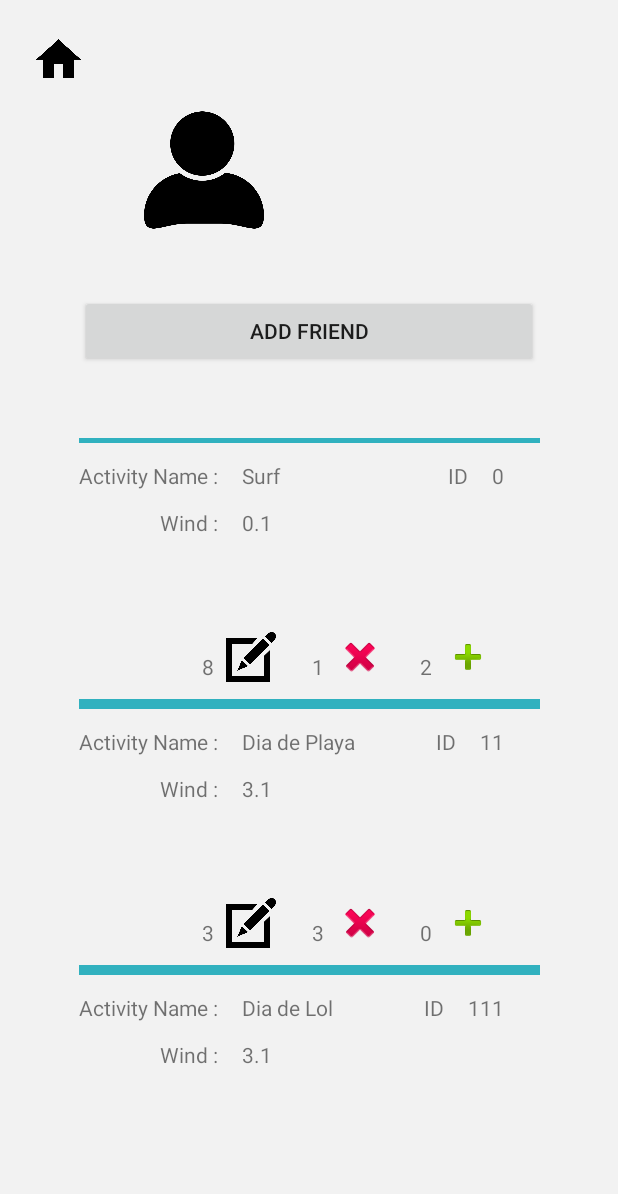
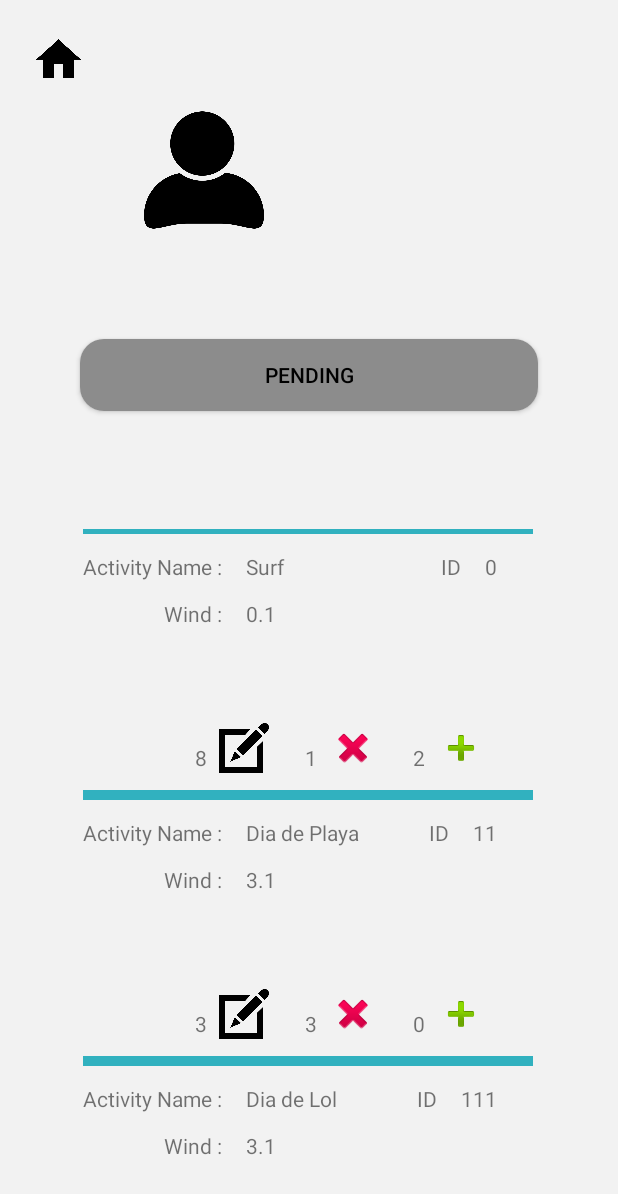
Before and after one commit to ssanjogo/Weadives, an Android app: the PantallaPerfilAmigo screen opened directly, with no data from a screen before it, after a tap on an icon or button, on a phone screen of 412 x 824 dp. Shown: the top 1194 px of the screen. Run offline under Robolectric (Android 15) with nearby library versions, the phone set to English and light mode, and no system bars; our stand-ins replace Firebase (no records; nobody signed in at launch, a user with empty details on screens opened directly); 3 other taps on this screen came first.

Commit message:
Algun que otro ajuste, listas de amigos en proceso

```diff
--- a/app/src/main/java/com/example/weadives/AreaUsuario/AreaUsuario.java
+++ b/app/src/main/java/com/example/weadives/AreaUsuario/AreaUsuario.java
@@ -38,7 +38,6 @@ public class AreaUsuario extends AppCompatActivity {
         txt_nombrePerfil = findViewById(R.id.txt_nombrePerfil);
         etT_buscarPorCodigo = findViewById(R.id.etT_buscarPorCodigo);
         btn_home4 = findViewById(R.id.btn_home4);
-        btn_añadir = findViewById(R.id.btn_añadir);
         img_perfil = findViewById(R.id.img_perfil);
         rv_llistaUsuarios = findViewById(R.id.rv_llistaUsuarios);
         ConstraintLayout constraintLayout = findViewById(R.id.constraintLayout);
--- a/app/src/main/java/com/example/weadives/AreaUsuario/UserListAdapter.java
+++ b/app/src/main/java/com/example/weadives/AreaUsuario/UserListAdapter.java
@@ -58,7 +58,8 @@ public class UserListAdapter extends RecyclerView.Adapter<UserListAdapter.UserLi
             @Override
             public void onClick(View view) {
                 Intent intent = new Intent(context, PantallaPerfilAmigo.class);
-                intent.putExtra("username",userClassList.get(position).getUsername());
+                intent.putExtra("username", userClassList.get(position).getUsername());
+                intent.putExtra("id", userClassList.get(position).getId());
                 context.startActivity(intent);
             }
         });
--- a/app/src/main/java/com/example/weadives/PantallaPerfilAmigo/PantallaPerfilAmigo.java
+++ b/app/src/main/java/com/example/weadives/PantallaPerfilAmigo/PantallaPerfilAmigo.java
@@ -1,6 +1,9 @@
 package com.example.weadives.PantallaPerfilAmigo;
 
+import android.content.Context;
 import android.content.Intent;
+import android.content.SharedPreferences;
+import android.content.res.Resources;
 import android.os.Bundle;
 import android.view.View;
 import android.widget.Button;
@@ -11,6 +14,9 @@ import androidx.appcompat.app.AppCompatActivity;
 import androidx.recyclerview.widget.LinearLayoutManager;
 import androidx.recyclerview.widget.RecyclerView;
 
+import com.example.weadives.AreaUsuario.UserClass;
+import com.example.weadives.DatabaseAdapter;
+import com.example.weadives.LocaleHelper;
 import com.example.weadives.PantallaInicio.PantallaInicio;
 import com.example.weadives.ParametrosClass;
 import com.example.weadives.R;
@@ -28,6 +34,7 @@ public class PantallaPerfilAmigo extends AppCompatActivity {
     private RecyclerView.Adapter mAdapter;
     private RecyclerView.LayoutManager layoutManager;
     private List<PublicacionClass> publicacionList;
+    private DatabaseAdapter dbA;
 
     @Override
     protected void onCreate(Bundle savedInstanceState) {
@@ -50,8 +57,17 @@ public class PantallaPerfilAmigo extends AppCompatActivity {
         mAdapter= new PublicacionesPerfilAdapter(publicacionList, PantallaPerfilAmigo.this);
         recyclerView.setAdapter(mAdapter);
 
-        Intent intent=getIntent();
-        String username=intent.getStringExtra("username");
+        final Context context;
+        final Resources resources;
+        context = LocaleHelper.setLocale(this, cargarPreferencias());
+        resources = context.getResources();
+        btn_añadirAmigo.setText(resources.getString(R.string.añadir_amigo));
+
+        dbA = DatabaseAdapter.getInstance();
+
+        Intent intent = getIntent();
+        String username = intent.getStringExtra("username");
+        String idAmigo = intent.getStringExtra("id");
         txt_nombrePerfil.setText(username);
 
         btn_home.setOnClickListener(new View.OnClickListener(){
@@ -59,6 +75,27 @@ public class PantallaPerfilAmigo extends AppCompatActivity {
             public void onClick(View view){
                 Intent pantallaInicio = new Intent(getApplicationContext(), PantallaInicio.class);
                 startActivity(pantallaInicio);
+            }
+        });
+
+        btn_añadirAmigo.setOnClickListener(new View.OnClickListener() {
+            @Override
+            public void onClick(View view) {
+                if (btn_añadirAmigo.getText().equals(resources.getString(R.string.añadir_amigo))){
+                    btn_añadirAmigo.setText(resources.getString(R.string.pendiente));
+                    btn_añadirAmigo.setBackground(resources.getDrawable(R.drawable.button_rounded_grey));
+                    btn_añadirAmigo.setTextColor(resources.getColor(R.color.black));
+                    //FALTA
+                    //Enviar solicitud
+                    dbA.enviarSolicitudAmistad(idAmigo);
+                } else if (btn_añadirAmigo.getText().equals("Pendiente")){
+                    btn_añadirAmigo.setText(resources.getString(R.string.añadir_amigo));
+                    btn_añadirAmigo.setBackground(resources.getDrawable(R.drawable.button_rounded));
+                    btn_añadirAmigo.setTextColor(resources.getColor(R.color.white));
+                    //FALTA
+                    //Eliminar solicitud enviada
+                }
+
             }
         });
 
@@ -104,5 +141,10 @@ public class PantallaPerfilAmigo extends AppCompatActivity {
         return publicacionList;
     }
 
+    private String cargarPreferencias() {
+        SharedPreferences preferencias = getSharedPreferences("idioma",Context.MODE_PRIVATE);
+        return preferencias.getString("idioma","en");
+    }
+
 
 }
--- a/app/src/main/res/layout/one_frienduser_list.xml
+++ b/app/src/main/res/layout/one_frienduser_list.xml
@@ -41,6 +41,7 @@
         android:layout_height="wrap_content"
         android:layout_marginTop="16dp"
         android:text="#0000"
+        android:visibility="invisible"
         app:layout_constraintStart_toStartOf="@+id/txt_friendname"
         app:layout_constraintTop_toBottomOf="@+id/txt_friendname" />
 
--- a/app/src/main/res/layout/pantalla_perfil_amigo.xml
+++ b/app/src/main/res/layout/pantalla_perfil_amigo.xml
@@ -23,15 +23,16 @@
     <androidx.recyclerview.widget.RecyclerView
 
         android:id="@+id/rv_llistaAjustes3"
-        android:layout_width="307dp"
-        android:layout_height="480dp"
+        android:layout_width="300dp"
+        android:layout_height="450dp"
         android:scrollbars="vertical"
         app:layoutManager="LinearLayoutManager"
         app:layout_constraintBottom_toBottomOf="parent"
         app:layout_constraintEnd_toEndOf="parent"
+        app:layout_constraintHorizontal_bias="0.495"
         app:layout_constraintStart_toStartOf="parent"
         app:layout_constraintTop_toTopOf="parent"
-        app:layout_constraintVertical_bias="0.848" />
+        app:layout_constraintVertical_bias="0.943" />
 
     <ImageView
         android:id="@+id/img_perfil3"
@@ -69,6 +70,8 @@
         app:layout_constraintEnd_toEndOf="parent"
         app:layout_constraintStart_toStartOf="parent"
         app:layout_constraintTop_toBottomOf="@+id/img_perfil3"
-        app:layout_constraintVertical_bias="0.481" />
+        app:layout_constraintVertical_bias="0.481"
+        android:background="@drawable/button_rounded"
+        android:textColor="@color/white"/>
 
 </androidx.constraintlayout.widget.ConstraintLayout>
--- a/app/src/main/res/values/strings.xml
+++ b/app/src/main/res/values/strings.xml
@@ -35,4 +35,5 @@
     <string name="NombreActividad">Activity Name</string>
     <string name="cerrar_sesión">Sing out</string>
     <string name="añadir_amigo">Add friend</string>
+    <string name="pendiente">Pending</string>
 </resources>
```
Also changed, not shown: app/src/main/java/com/example/weadives/AreaUsuario/UserClass.java (+17 -1 lines), app/src/main/java/com/example/weadives/DatabaseAdapter.java (+55 -14 lines), app/src/main/java/com/example/weadives/PantallaLogIn/PantallaLogIn.java (+13 -5 lines), app/src/main/res/layout/area_usuario.xml (+4 -16 lines), 1 other file.
